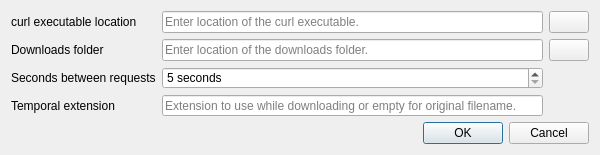
Before: the Qt Designer form ConfigurationDialog.ui in FelixdelasPozas/curl-Downloader, drawn with Qt 5.
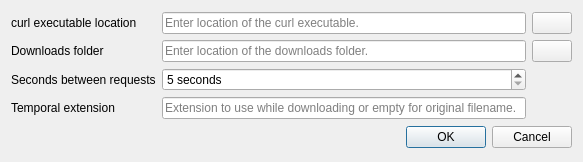
After: the same form once the commit is applied. Icons and pictures are not drawn.

The edit to the form file:
```diff
--- a/ConfigurationDialog.ui
+++ b/ConfigurationDialog.ui
@@ -6,20 +6,20 @@
    <rect>
     <x>0</x>
     <y>0</y>
-    <width>600</width>
-    <height>155</height>
+    <width>583</width>
+    <height>162</height>
    </rect>
   </property>
   <property name="minimumSize">
    <size>
-    <width>600</width>
-    <height>155</height>
+    <width>583</width>
+    <height>162</height>
    </size>
   </property>
   <property name="maximumSize">
    <size>
-    <width>16777215</width>
-    <height>155</height>
+    <width>583</width>
+    <height>162</height>
    </size>
   </property>
   <property name="windowTitle">
```
Left out of the diff: 4 changed lines with no effect on the pictures.
